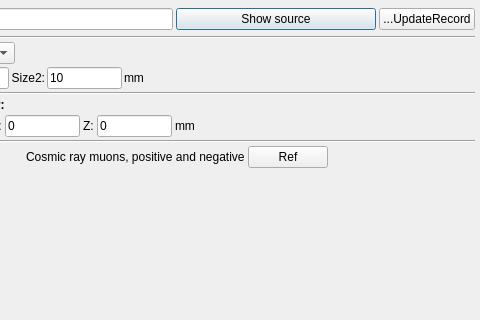
Qt form ants3bundle/src/ants3/gui/particleSim/aparticlesourcedialog_ecomug.ui (andrmor/ANTS3bundle) before a commit; both pictures show x 127 to 607 and y 0 to 320 of the 607 by 669 pixel window.
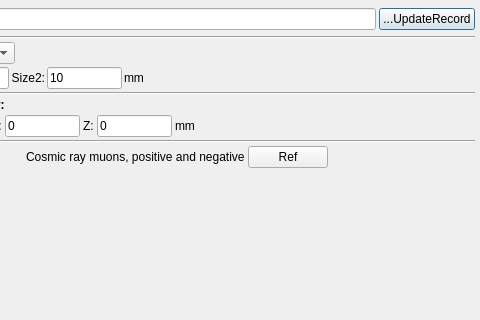
The same form after that commit. Custom widgets are drawn as their Qt base class.

Commit message: Unification of source drawing: particle sources done

The edit to the form file:
```diff
--- a/ants3bundle/src/ants3/gui/particleSim/aparticlesourcedialog_ecomug.ui
+++ b/ants3bundle/src/ants3/gui/particleSim/aparticlesourcedialog_ecomug.ui
@@ -58,22 +58,6 @@
      <item>
       <widget class="QLineEdit" name="leSourceName"/>
      </item>
-     <item>
-      <widget class="QPushButton" name="pbShowSource">
-       <property name="minimumSize">
-        <size>
-         <width>200</width>
-         <height>0</height>
-        </size>
-       </property>
-       <property name="text">
-        <string>Show source</string>
-       </property>
-       <property name="checkable">
-        <bool>true</bool>
-       </property>
-      </widget>
-     </item>
      <item>
       <widget class="QPushButton" name="pbUpdateRecord">
        <property name="text">
```
The commit also changes 13 other files.
